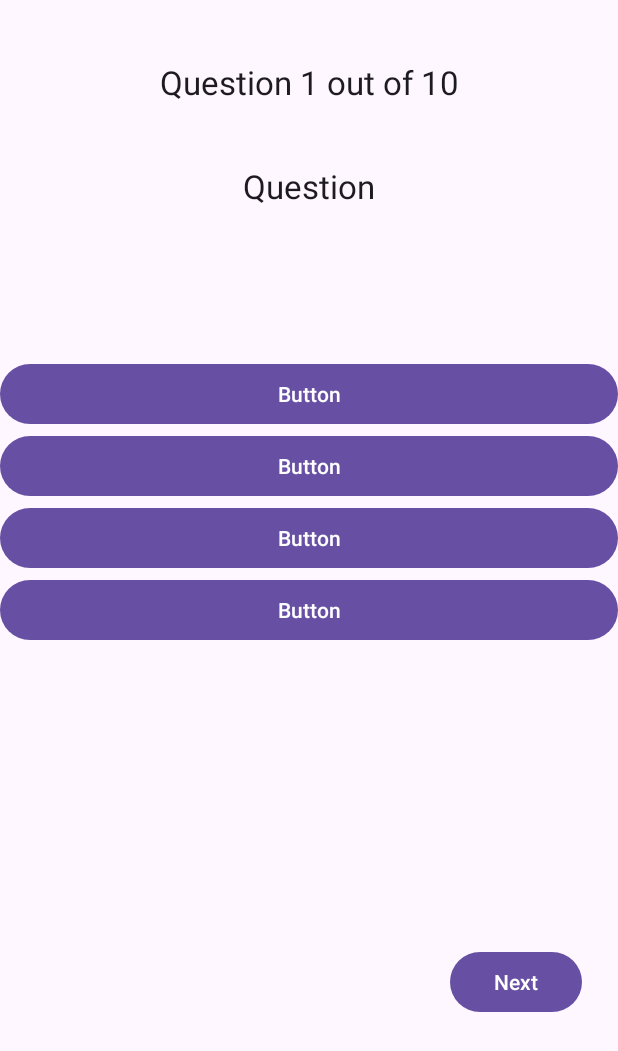
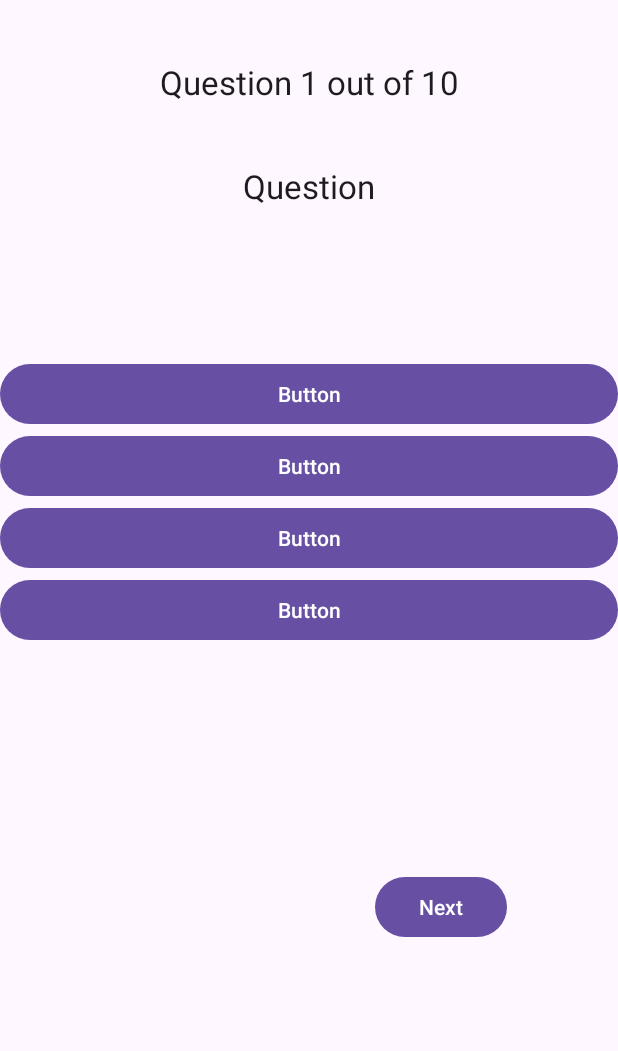
Before and after one commit to ArnoldShibuThomas/TriviaApp, an Android app: the layout activity_questions.xml on its own in the app's theme, with its tools: preview values and no code run, on a phone screen of 412 x 824 dp. Shown: the top 1051 px of the screen. Run offline under Robolectric (Android 15) with nearby library versions, the phone set to English and light mode, and no system bars; network calls fail.

```diff
--- a/app/src/main/res/layout/activity_questions.xml
+++ b/app/src/main/res/layout/activity_questions.xml
@@ -12,7 +12,7 @@
         android:orientation="vertical">
 
         <TextView
-            android:id="@+id/textView8"
+            android:id="@+id/statusMessage"
             android:layout_width="match_parent"
             android:layout_height="wrap_content"
             android:gravity="center"
@@ -33,6 +33,7 @@
             android:id="@+id/option1"
             android:layout_width="match_parent"
             android:layout_height="wrap_content"
+            android:gravity="center|center_horizontal|center_vertical"
             android:padding="8dp"
             android:text="Button" />
 
@@ -40,6 +41,7 @@
             android:id="@+id/option2"
             android:layout_width="match_parent"
             android:layout_height="wrap_content"
+            android:gravity="center"
             android:padding="8dp"
             android:text="Button" />
 
@@ -47,6 +49,7 @@
             android:id="@+id/option3"
             android:layout_width="match_parent"
             android:layout_height="wrap_content"
+            android:gravity="center"
             android:padding="8dp"
             android:text="Button" />
 
@@ -54,6 +57,7 @@
             android:id="@+id/option4"
             android:layout_width="match_parent"
             android:layout_height="wrap_content"
+            android:gravity="center"
             android:padding="8dp"
             android:text="Button" />
 
@@ -61,8 +65,8 @@
             android:id="@+id/nextQuestion"
             android:layout_width="wrap_content"
             android:layout_height="wrap_content"
-            android:layout_marginStart="300dp"
-            android:layout_marginTop="200dp"
+            android:layout_marginStart="250dp"
+            android:layout_marginTop="150dp"
             android:padding="8dp"
             android:text="Next" />
     </LinearLayout>
--- /dev/null
+++ b/app/src/main/res/values/ids.xml
@@ -0,0 +1,4 @@
+<?xml version="1.0" encoding="utf-8"?>
+<resources>
+    <item name="statusMessage" type="id" />
+</resources>
```
Also changed, not shown: app/src/main/java/com/arnold/triviaapp/Questions.java (+75 -4 lines).
